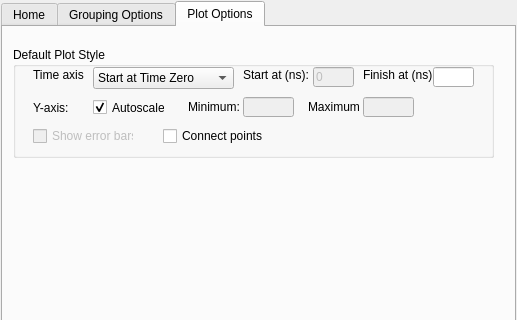
This is Code/Mantid/MantidQt/CustomInterfaces/inc/MantidQtCustomInterfaces/MuonAnalysis.ui in mantidproject/mantid as Qt 5 draws it before an edit; both pictures show x 0 to 517 and y 0 to 320 of the 517 by 619 pixel window. The edited form follows.
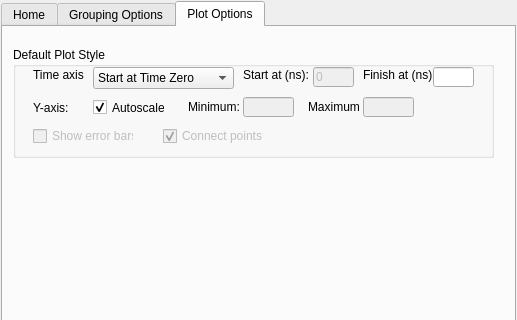
This is the edited form. The open tabs and pages were chosen to show the change. Custom widgets are drawn as their Qt base class.

Commit message: Groupworkspaces for both pairs and groups. Fix enable plotting again after adjusting manually group table from not valid to valid. re #1849

Patch:
```diff
--- a/Code/Mantid/MantidQt/CustomInterfaces/inc/MantidQtCustomInterfaces/MuonAnalysis.ui
+++ b/Code/Mantid/MantidQt/CustomInterfaces/inc/MantidQtCustomInterfaces/MuonAnalysis.ui
@@ -929,6 +929,9 @@
         </property>
        </widget>
        <widget class="QCheckBox" name="connectPoints" >
+        <property name="enabled" >
+         <bool>false</bool>
+        </property>
         <property name="geometry" >
          <rect>
           <x>150</x>
@@ -940,6 +943,9 @@
         <property name="text" >
          <string>Connect points</string>
         </property>
+        <property name="checked" >
+         <bool>true</bool>
+        </property>
        </widget>
        <widget class="QComboBox" name="timeComboBox" >
         <property name="geometry" >
```
The commit also changes 2 other files.
